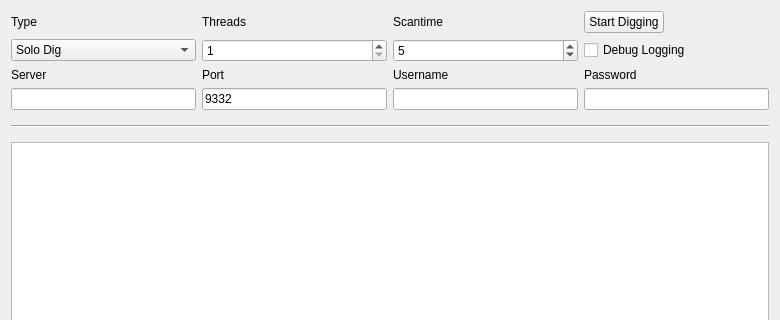
plusevcoin/plusevcoin, file src/qt/forms/miningpage.ui: the form before one commit; both pictures show x 0 to 780 and y 0 to 320 of the 780 by 636 pixel window.
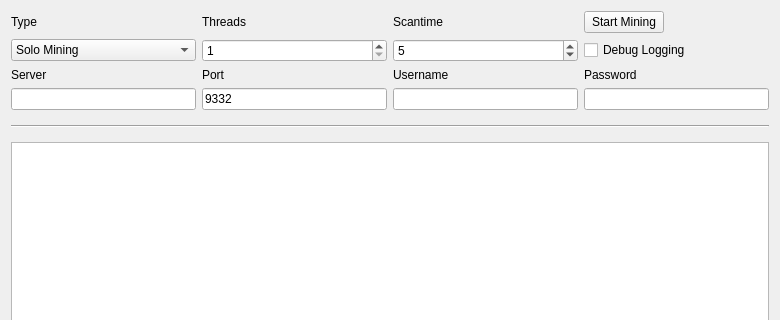
The form after the commit.

Diff of the .ui file:
```diff
--- a/src/qt/forms/miningpage.ui
+++ b/src/qt/forms/miningpage.ui
@@ -94,7 +94,7 @@
      </property>
      <item>
       <property name="text">
-       <string>Solo Dig</string>
+       <string>Solo Mining</string>
       </property>
      </item>
      <item>
@@ -196,7 +196,7 @@
       </sizepolicy>
      </property>
      <property name="text">
-      <string>Start Digging</string>
+      <string>Start Mining</string>
      </property>
     </widget>
    </item>
```
Left out of the diff: 4 changed lines with no effect on the pictures.
